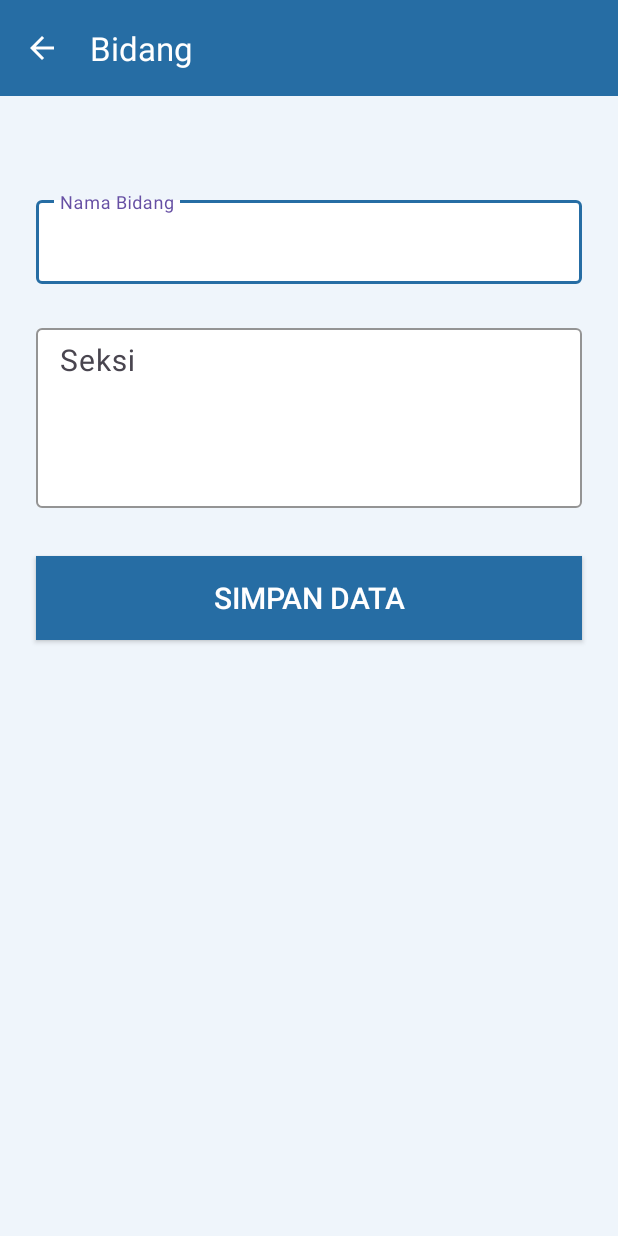
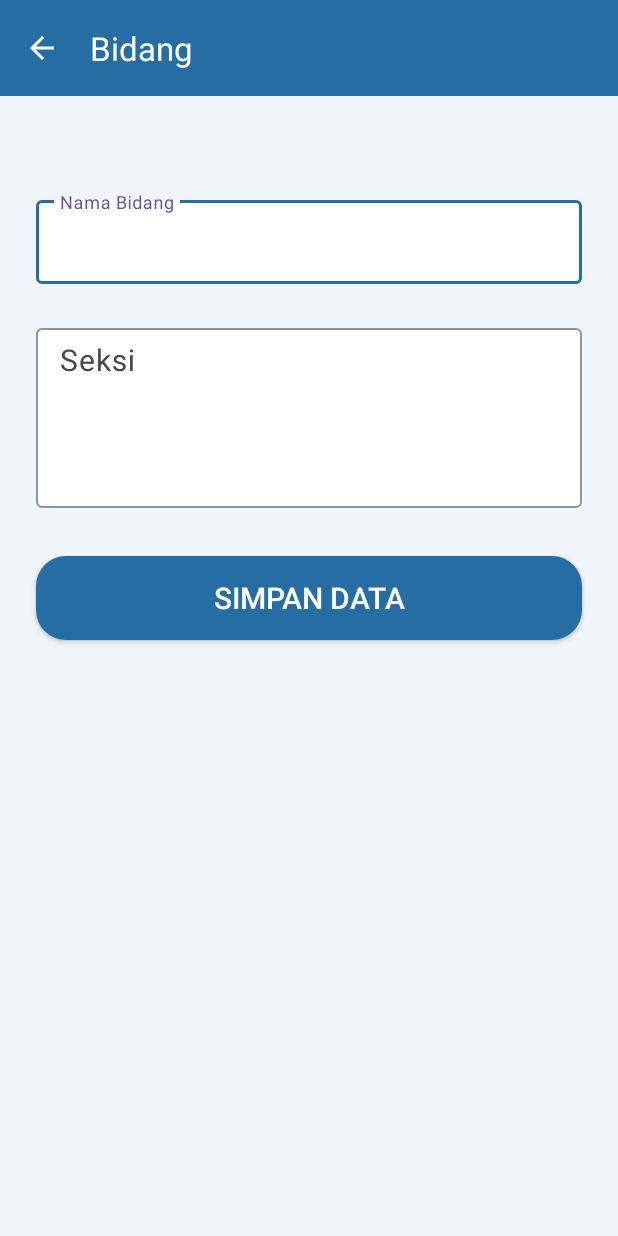
Before and after one commit to andpromobile/ElaporAdmin, an Android app: the BidangActivity screen opened directly, with no data from a screen before it, after a tap on an icon or button, on a phone screen of 412 x 824 dp. Run offline under Robolectric (Android 15) with nearby library versions, the phone set to English and light mode, and no system bars; libraries missing offline, so code that uses them is left out: cn.pedant.

Commit message:
Memperbaiki inputan

```diff
--- a/app/build.gradle
+++ b/app/build.gradle
@@ -68,4 +68,7 @@ dependencies {
     //maps
     implementation 'org.osmdroid:osmdroid-android:6.1.16'
 
+    //chart
+    implementation 'com.github.AnyChart:AnyChart-Android:1.1.5'
+
 }
--- a/app/src/main/AndroidManifest.xml
+++ b/app/src/main/AndroidManifest.xml
@@ -13,6 +13,7 @@
         android:fullBackupContent="@xml/backup_rules"
         android:icon="@mipmap/ic_launcher"
         android:label="@string/app_name"
+        android:networkSecurityConfig="@xml/network_security_config"
         android:roundIcon="@mipmap/ic_launcher_round"
         android:supportsRtl="true"
         android:theme="@style/Theme.ElaporAdmin"
--- a/app/src/main/java/com/example/elaporadmin/dao/Bidang.kt
+++ b/app/src/main/java/com/example/elaporadmin/dao/Bidang.kt
@@ -3,6 +3,8 @@ package com.example.elaporadmin.dao
 class Bidang(
     val id:Int,
     val namabidang:String?,
-    val seksi:String?
+    val seksi:String?,
+    val created_at:String?,
+    val updated_at:String?
 ) {
 }
--- a/app/src/main/java/com/example/elaporadmin/dao/ResponseBidang.kt
+++ b/app/src/main/java/com/example/elaporadmin/dao/ResponseBidang.kt
@@ -3,7 +3,7 @@ package com.example.elaporadmin.dao
 import com.google.gson.annotations.SerializedName
 
 class ResponseBidang (
-    @SerializedName("status"  ) var status  : Boolean?        = null,
-    @SerializedName("message" ) var message : String?         = null,
-    @SerializedName("data"    ) var data    : ArrayList<Bidang> = arrayListOf()
+//    @SerializedName("status") var status  : Boolean?        = null,
+//    @SerializedName("message") var message : String?         = null,
+    @SerializedName("data") var data    : ArrayList<Bidang> = arrayListOf()
 )
--- a/app/src/main/java/com/example/elaporadmin/retrofit/ApiEndPoint.kt
+++ b/app/src/main/java/com/example/elaporadmin/retrofit/ApiEndPoint.kt
@@ -15,7 +15,7 @@ import retrofit2.http.POST
 
 interface ApiEndPoint {
 
-    @GET("bidang.php")
+    @GET("dtxbidang")
     fun getBidang(): Call<ResponseBidang>
 
     @FormUrlEncoded
--- a/app/src/main/java/com/example/elaporadmin/retrofit/ApiService.kt
+++ b/app/src/main/java/com/example/elaporadmin/retrofit/ApiService.kt
@@ -1,22 +1,26 @@
 package com.example.elaporadmin.retrofit
 
 import com.google.gson.GsonBuilder
+import okhttp3.ConnectionSpec
 import okhttp3.OkHttpClient
 import okhttp3.logging.HttpLoggingInterceptor
 import retrofit2.Retrofit
 import retrofit2.converter.gson.GsonConverterFactory
+import java.util.Arrays
 
 object ApiService {
     private var gson = GsonBuilder()
         .setLenient()
         .create()
 
-    private const val BASE_URL = "http://192.168.100.117/elapor/"
+    private const val BASE_URL = "https://pupr.hstkab.go.id/api/"
+//    private const val BASE_URL = "http://192.168.1.4/elapor/"
     val endPoint:ApiEndPoint
 
         get() {
             val retrofit = Retrofit.Builder()
                 .baseUrl(BASE_URL)
+                .client(client)
                 .addConverterFactory(GsonConverterFactory.create(gson))
                 .build()
 
@@ -25,10 +29,14 @@ object ApiService {
 
     private val client: OkHttpClient
         get() {
+
+            val lists = Arrays.asList(ConnectionSpec.COMPATIBLE_TLS, ConnectionSpec.CLEARTEXT)
+
             val interceptor = HttpLoggingInterceptor()
             interceptor.level = HttpLoggingInterceptor.Level.BODY
 
             return OkHttpClient.Builder()
+                .connectionSpecs(lists)
                 .addInterceptor(interceptor)
                 .build()
         }
--- /dev/null
+++ b/app/src/main/res/drawable/bg.xml
@@ -0,0 +1,10 @@
+<?xml version="1.0" encoding="utf-8"?>
+<shape xmlns:android="http://schemas.android.com/apk/res/android"
+    android:shape="rectangle">
+    <solid android:color="#4DC9EEF0" />
+<!--    <corners-->
+<!--        android:topLeftRadius="20dp"-->
+<!--        android:topRightRadius="20dp"-->
+<!--        android:bottomLeftRadius="20dp"-->
+<!--        android:bottomRightRadius="20dp"/>-->
+</shape>
--- /dev/null
+++ b/app/src/main/res/drawable/bg_rounded.xml
@@ -0,0 +1,10 @@
+<?xml version="1.0" encoding="utf-8"?>
+<shape xmlns:android="http://schemas.android.com/apk/res/android"
+    android:shape="rectangle">
+    <solid android:color="@android:color/white" />
+    <corners
+        android:topLeftRadius="20dp"
+        android:topRightRadius="20dp"
+        android:bottomLeftRadius="20dp"
+        android:bottomRightRadius="20dp"/>
+</shape>
--- a/app/src/main/res/layout/activity_bidang_form.xml
+++ b/app/src/main/res/layout/activity_bidang_form.xml
@@ -5,7 +5,7 @@
     xmlns:tools="http://schemas.android.com/tools"
     android:layout_width="match_parent"
     android:layout_height="match_parent"
-    android:background="#4DC9EEF0"
+    android:background="@drawable/bg"
     tools:context=".BidangFormActivity">
 
     <androidx.appcompat.widget.Toolbar
@@ -96,7 +96,7 @@
         android:layout_marginStart="24dp"
         android:layout_marginTop="32dp"
         android:layout_marginEnd="24dp"
-        android:background="@color/teal"
+        android:background="@drawable/bg_rounded"
         android:backgroundTint="@color/teal"
         android:text="SIMPAN DATA"
         android:textColor="#FFFFFF"
```
Also changed, not shown: app/src/main/java/com/example/elaporadmin/DashboardActivity.kt (+44 -0 lines), app/src/main/java/com/example/elaporadmin/ViewModel/BidangViewModel.kt (+13 -1 lines), app/src/main/res/layout/activity_dashboard.xml (+34 -7 lines), app/src/main/res/xml/network_security_config.xml (added, +9 -0 lines), 1 other file.
